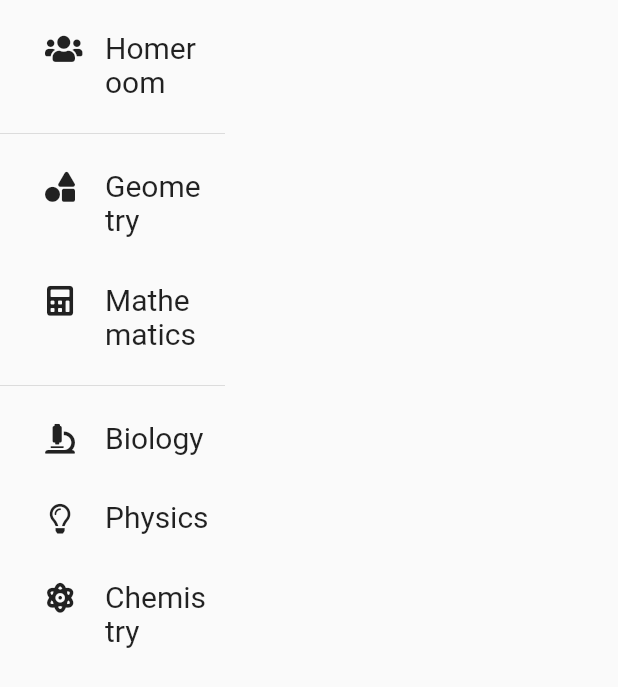
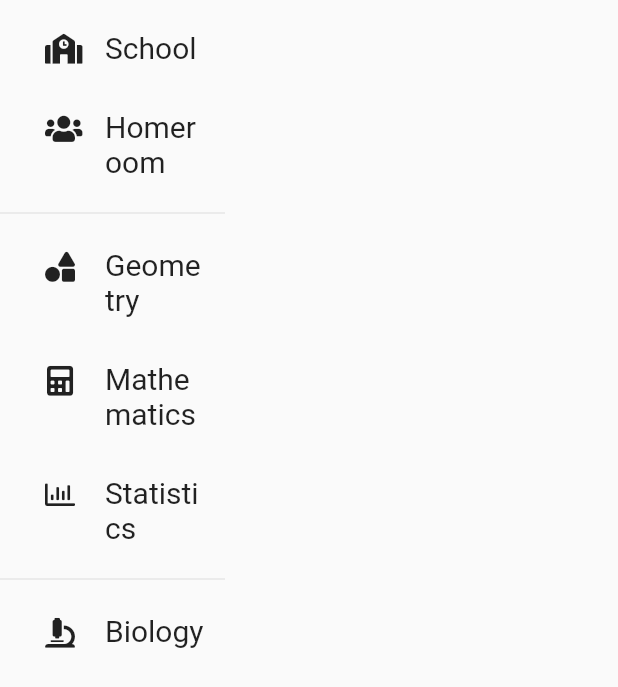
Before and after one commit to chroline/dhs_schedule, a Flutter app: the IconPicker widget shown alone on an empty page, opened directly with empty values, on a phone screen of 412 x 824 dp. Shown: the top 687 px of the screen. Run offline on Flutter 3.47's test engine with Material 2 defaults, Android fonts, the light colour scheme and no system bars; our stand-ins replace flutter_local_notifications, font_awesome_flutter, get_it, shared_preferences, timezone, yaml; missing offline and left inert: desktop_window; accounts and stored records are empty.

Commit message:
feat: add new set of icons

```diff
--- a/lib/util/icons.dart
+++ b/lib/util/icons.dart
@@ -1,10 +1,14 @@
 import 'package:font_awesome_flutter/font_awesome_flutter.dart';
 
 const icons = {
-  'homeroom': {'Homeroom': FontAwesomeIcons.users},
+  'school': {
+    'School': FontAwesomeIcons.school,
+    'Homeroom': FontAwesomeIcons.users
+  },
   'math': {
     'Geometry': FontAwesomeIcons.shapes,
     'Mathematics': FontAwesomeIcons.calculator,
+    'Statistics': FontAwesomeIcons.chartBar
   },
   'science': {
     'Biology': FontAwesomeIcons.microscope,
@@ -23,21 +27,34 @@ const icons = {
     'Geography': FontAwesomeIcons.globeAmericas,
     'Psychology': FontAwesomeIcons.brain
   },
+  'business': {
+    'Business': FontAwesomeIcons.briefcase,
+    'Economics': FontAwesomeIcons.dollarSign,
+    'Investing': FontAwesomeIcons.chartLine
+  },
   'appliedArts': {
     'Architecture': FontAwesomeIcons.rulerCombined,
     'Engineering': FontAwesomeIcons.draftingCompass,
     'Woodworking': FontAwesomeIcons.screwdriver,
     'Computer Science': FontAwesomeIcons.code,
-    'Visual Arts': FontAwesomeIcons.brush
   },
-  'business': {
-    'Business': FontAwesomeIcons.briefcase,
-    'Economics': FontAwesomeIcons.dollarSign
+  'fineArts': {
+    'Visual Arts': FontAwesomeIcons.brush,
+    'Photography': FontAwesomeIcons.camera,
+    'Yearbook': FontAwesomeIcons.bookOpen
+  },
+  'music': {
+    'Band': FontAwesomeIcons.drum,
+    'Guitar': FontAwesomeIcons.guitar,
+    'Music': FontAwesomeIcons.music,
+    'Theatre': FontAwesomeIcons.theaterMasks
   },
   'gym': {
     'Health': FontAwesomeIcons.heart,
     'Weights': FontAwesomeIcons.dumbbell,
     'Gym': FontAwesomeIcons.running,
+    'Traffic Safety': FontAwesomeIcons.car,
+    'Child Development': FontAwesomeIcons.baby
   },
 };
 
--- a/lib/views/class_view/icon_picker.dart
+++ b/lib/views/class_view/icon_picker.dart
@@ -41,23 +41,10 @@ class IconPicker extends StatelessWidget {
       constraints: const BoxConstraints(maxWidth: 150, maxHeight: 450),
       child: ListView(
           padding: const EdgeInsets.symmetric(vertical: 5),
-          physics: const ClampingScrollPhysics(),
           shrinkWrap: true,
           children: [
-            ...icons['homeroom']!.entries.map(icon),
-            const Divider(),
-            ...icons['math']!.entries.map(icon),
-            const Divider(),
-            ...icons['science']!.entries.map(icon),
-            const Divider(),
-            ...icons['language']!.entries.map(icon),
-            const Divider(),
-            ...icons['socialStudies']!.entries.map(icon),
-            const Divider(),
-            ...icons['appliedArts']!.entries.map(icon),
-            const Divider(),
-            ...icons['business']!.entries.map(icon),
-            const Divider(),
-            ...icons['gym']!.entries.map(icon),
-          ]));
+            for (var sublist in icons.entries.map(
+                (entry) => [...entry.value.entries.map(icon), const Divider()]))
+              ...sublist
+          ]..removeLast()));
 }
```
